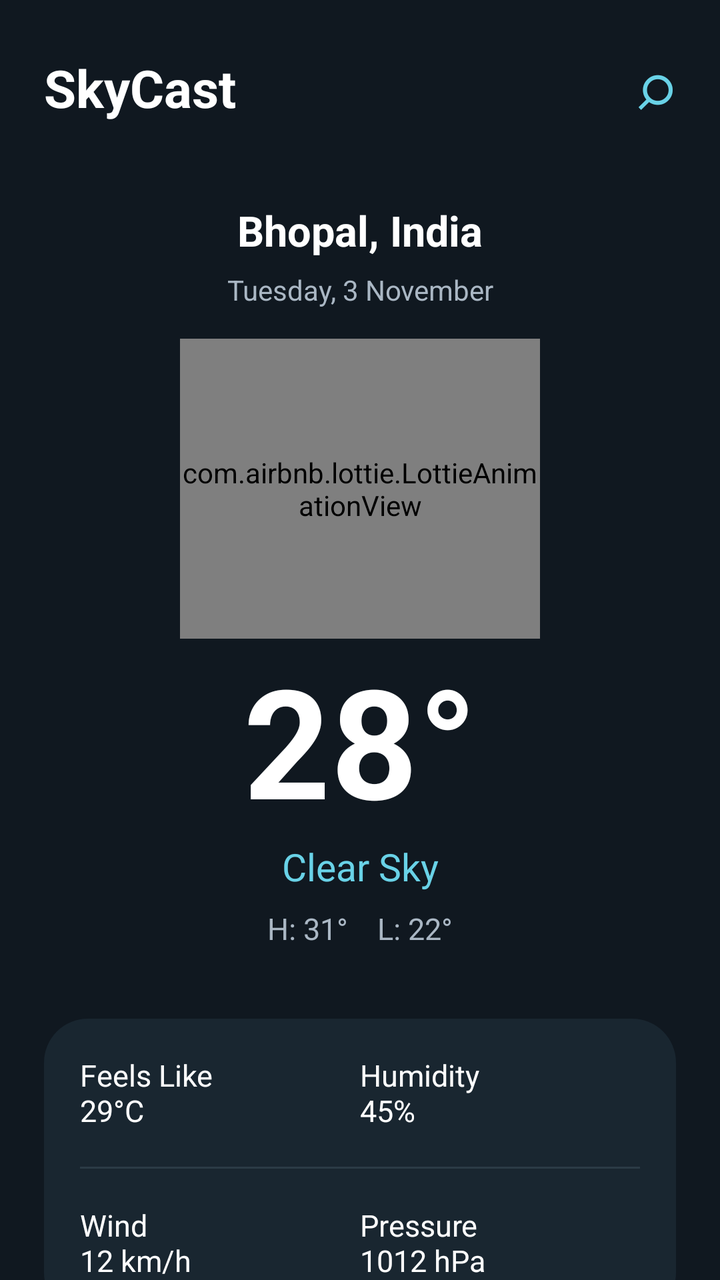
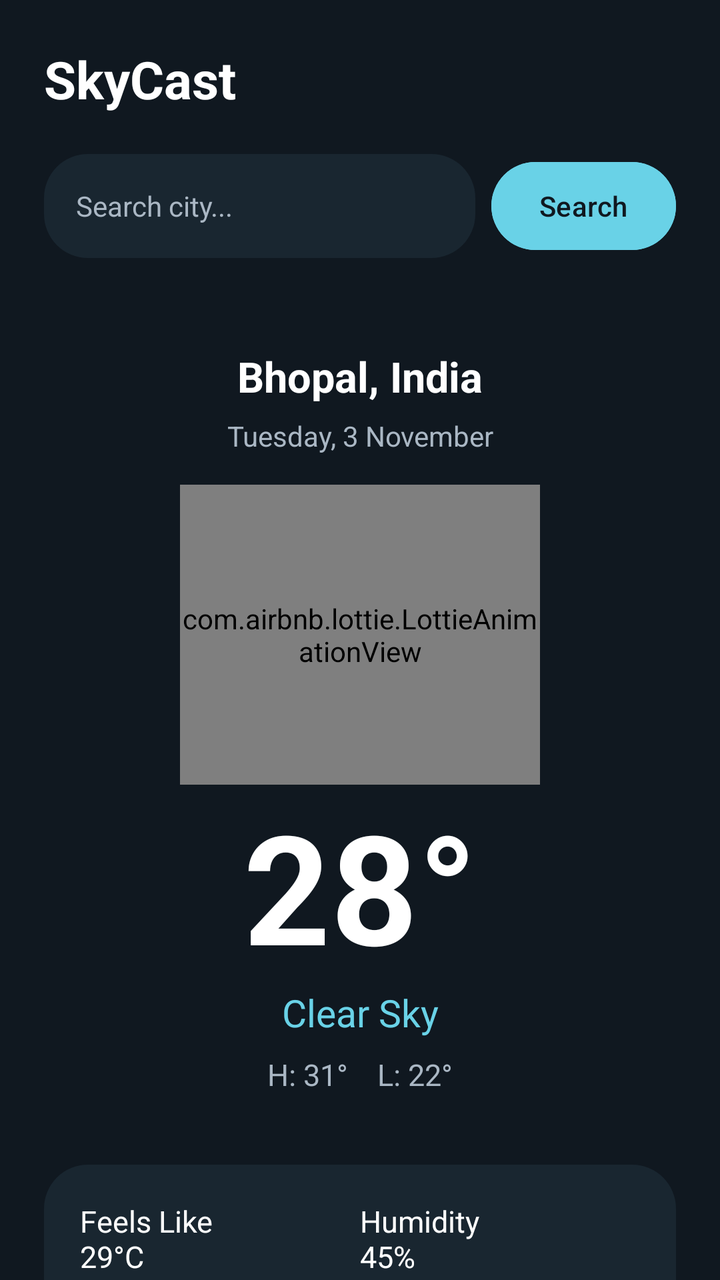

Screens rendered from an Android XML layout before and after an edit, with the pre-edit source and the edit as a unified diff.
<!-- AndroidManifest.xml: application theme Theme.SkyCast -->
<!-- res/layout/activity_main.xml -->
<?xml version="1.0" encoding="utf-8"?>
<ScrollView xmlns:android="http://schemas.android.com/apk/res/android"
    android:layout_width="match_parent"
    android:layout_height="match_parent"
    xmlns:app="http://schemas.android.com/apk/res-auto"
    android:background="@drawable/bg_main"
    android:fillViewport="true"
    android:scrollbars="none">

    <LinearLayout
        android:layout_width="match_parent"
        android:layout_height="wrap_content"
        android:orientation="vertical"
        android:padding="22dp">

        

        <LinearLayout
            android:layout_width="match_parent"
            android:layout_height="wrap_content"
            android:gravity="center_vertical"
            android:orientation="horizontal">

            <TextView
                android:layout_width="0dp"
                android:layout_height="wrap_content"
                android:layout_weight="1"
                android:text="SkyCast"
                android:textColor="@color/sky_text_primary"
                android:textSize="26sp"
                android:textStyle="bold" />

            <TextView
                android:id="@+id/tvSearch"
                android:layout_width="wrap_content"
                android:layout_height="wrap_content"
                android:text="⌕"
                android:textColor="@color/sky_accent"
                android:textSize="32sp" />

        </LinearLayout>

        

        <TextView
            android:id="@+id/tvCity"
            android:layout_width="match_parent"
            android:layout_height="wrap_content"
            android:layout_marginTop="35dp"
            android:gravity="center"
            android:text="Bhopal, India"
            android:textColor="@color/sky_text_primary"
            android:textSize="21sp"
            android:textStyle="bold" />

        <TextView
            android:id="@+id/tvDate"
            android:layout_width="match_parent"
            android:layout_height="wrap_content"
            android:layout_marginTop="6dp"
            android:gravity="center"
            android:text="Tuesday, 3 November"
            android:textColor="@color/sky_text_secondary"
            android:textSize="14sp" />

        

        <com.airbnb.lottie.LottieAnimationView
            android:id="@+id/tvWeatherIcon"
            android:layout_width="180dp"
            android:layout_height="150dp"
            android:layout_gravity="center"
            android:layout_marginTop="15dp"
            app:lottie_autoPlay="false"
            app:lottie_loop="true" />

        

        <TextView
            android:id="@+id/tvTemperature"
            android:layout_width="match_parent"
            android:layout_height="wrap_content"
            android:gravity="center"
            android:text="28°"
            android:textColor="@color/sky_text_primary"
            android:textSize="76sp"
            android:textStyle="bold" />

        <TextView
            android:id="@+id/tvCondition"
            android:layout_width="match_parent"
            android:layout_height="wrap_content"
            android:gravity="center"
            android:text="Clear Sky"
            android:textColor="@color/sky_accent"
            android:textSize="19sp" />

        <TextView
            android:id="@+id/tvHighLow"
            android:layout_width="match_parent"
            android:layout_height="wrap_content"
            android:layout_marginTop="8dp"
            android:gravity="center"
            android:text="H: 31°    L: 22°"
            android:textColor="@color/sky_text_secondary"
            android:textSize="15sp" />

        

        <LinearLayout
            android:layout_width="match_parent"
            android:layout_height="wrap_content"
            android:layout_marginTop="35dp"
            android:background="@drawable/bg_weather_card"
            android:orientation="vertical"
            android:padding="18dp">

            <LinearLayout
                android:layout_width="match_parent"
                android:layout_height="wrap_content"
                android:orientation="horizontal">

                <TextView
                    android:id="@+id/tvFeelsLike"
                    android:layout_width="0dp"
                    android:layout_height="wrap_content"
                    android:layout_weight="1"
                    android:text="Feels Like\n29°C"
                    android:textColor="@color/sky_text_primary"
                    android:textSize="15sp" />

                <TextView
                    android:id="@+id/tvHumidity"
                    android:layout_width="0dp"
                    android:layout_height="wrap_content"
                    android:layout_weight="1"
                    android:text="Humidity\n45%"
                    android:textColor="@color/sky_text_primary"
                    android:textSize="15sp" />

            </LinearLayout>

            <View
                android:layout_width="match_parent"
                android:layout_height="1dp"
                android:layout_marginTop="18dp"
                android:layout_marginBottom="18dp"
                android:background="@color/sky_divider" />

            <LinearLayout
                android:layout_width="match_parent"
                android:layout_height="wrap_content"
                android:orientation="horizontal">

                <TextView
                    android:id="@+id/tvWind"
                    android:layout_width="0dp"
                    android:layout_height="wrap_content"
                    android:layout_weight="1"
                    android:text="Wind\n12 km/h"
                    android:textColor="@color/sky_text_primary"
                    android:textSize="15sp" />

                <TextView
                    android:id="@+id/tvPressure"
                    android:layout_width="0dp"
                    android:layout_height="wrap_content"
                    android:layout_weight="1"
                    android:text="Pressure\n1012 hPa"
                    android:textColor="@color/sky_text_primary"
                    android:textSize="15sp" />

            </LinearLayout>

        </LinearLayout>

        

        <TextView
            android:layout_width="match_parent"
            android:layout_height="wrap_content"
            android:layout_marginTop="32dp"
            android:text="5-Day Forecast"
            android:textColor="@color/sky_text_primary"
            android:textSize="20sp"
            android:textStyle="bold" />

        

        <androidx.recyclerview.widget.RecyclerView
            android:id="@+id/forecastRecyclerView"
            android:layout_width="match_parent"
            android:layout_height="185dp"
            android:layout_marginTop="15dp"
            android:clipToPadding="false"
            android:overScrollMode="never" />

    </LinearLayout>

</ScrollView>
<!-- resources referenced by this layout -->
<resources>
  <color name="sky_accent">#69D2E7</color>
  <color name="sky_divider">#2B3B46</color>
  <color name="sky_text_primary">#FFFFFF</color>
  <color name="sky_text_secondary">#AAB7C4</color>
  <!-- drawable bg_main (drawable) -->
  <?xml version="1.0" encoding="utf-8"?>
  <shape xmlns:android="http://schemas.android.com/apk/res/android">
      <solid android:color="@color/sky_background" />
  </shape>
  <!-- drawable bg_weather_card (drawable) -->
  <?xml version="1.0" encoding="utf-8"?>
  <shape xmlns:android="http://schemas.android.com/apk/res/android">
      <solid android:color="@color/sky_card" />
      <corners android:radius="22dp" />
  </shape>
  <style name="Theme.SkyCast" parent="Base.Theme.SkyCast" />
  <color name="sky_background">#101820</color>
  <color name="sky_card">#192630</color>
  <style name="Base.Theme.SkyCast" parent="Theme.Material3.DayNight.NoActionBar">
          
          
      </style>
</resources>

<!-- the commit's change to res/layout/activity_main.xml (unified diff, before → after) -->
@@ -1,8 +1,8 @@
 <?xml version="1.0" encoding="utf-8"?>
 <ScrollView xmlns:android="http://schemas.android.com/apk/res/android"
+    xmlns:app="http://schemas.android.com/apk/res-auto"
     android:layout_width="match_parent"
     android:layout_height="match_parent"
-    xmlns:app="http://schemas.android.com/apk/res-auto"
     android:background="@drawable/bg_main"
     android:fillViewport="true"
     android:scrollbars="none">
@@ -30,13 +30,65 @@
                 android:textSize="26sp"
                 android:textStyle="bold" />
 
-            <TextView
-                android:id="@+id/tvSearch"
+        </LinearLayout>
+
+        
+
+        <LinearLayout
+            android:layout_width="match_parent"
+            android:layout_height="wrap_content"
+            android:layout_marginTop="20dp"
+            android:layout_marginBottom="10dp"
+            android:gravity="center_vertical"
+            android:orientation="horizontal">
+
+            <EditText
+                android:id="@+id/etCitySearch"
+                android:layout_width="0dp"
+                android:layout_height="52dp"
+                android:layout_weight="1"
+                android:background="@drawable/bg_weather_card"
+                android:hint="Search city..."
+                android:imeOptions="actionSearch"
+                android:inputType="textCapWords"
+                android:paddingStart="16dp"
+                android:paddingEnd="12dp"
+                android:singleLine="true"
+                android:textColor="@color/sky_text_primary"
+                android:textColorHint="@color/sky_text_secondary"
+                android:textSize="14sp" />
+
+            <Button
+                android:id="@+id/btnSearchCity"
                 android:layout_width="wrap_content"
-                android:layout_height="wrap_content"
-                android:text="⌕"
-                android:textColor="@color/sky_accent"
-                android:textSize="32sp" />
+                android:layout_height="52dp"
+                android:layout_marginStart="8dp"
+                android:backgroundTint="@color/sky_accent"
+                android:text="Search"
+                android:textAllCaps="false"
+                android:textColor="@color/sky_background" />
+
+        </LinearLayout>
+
+        
+
+        <LinearLayout
+            android:id="@+id/citySuggestionsContainer"
+            android:layout_width="match_parent"
+            android:layout_height="wrap_content"
+            android:layout_marginTop="2dp"
+            android:background="@drawable/bg_weather_card"
+            android:elevation="8dp"
+            android:orientation="vertical"
+            android:padding="6dp"
+            android:visibility="gone">
+
+            <androidx.recyclerview.widget.RecyclerView
+                android:id="@+id/citySuggestionsRecyclerView"
+                android:layout_width="match_parent"
+                android:layout_height="wrap_content"
+                android:nestedScrollingEnabled="false"
+                android:overScrollMode="never" />
 
         </LinearLayout>
 
